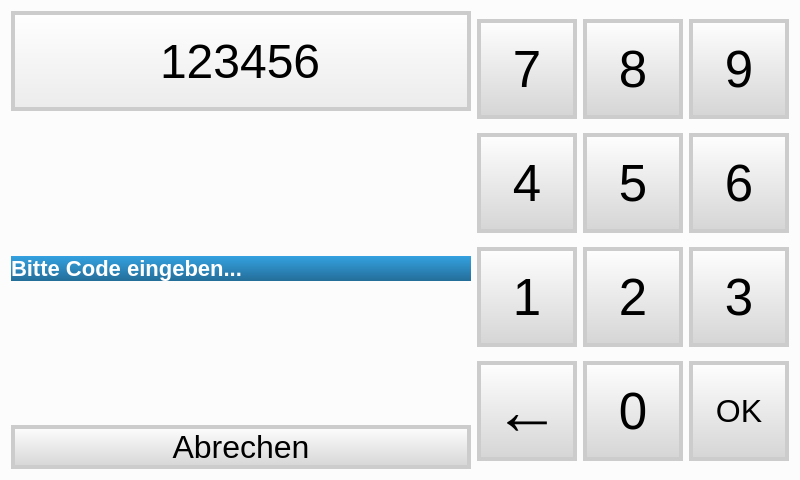
The window that code.ui (fsiwi-hka/coffeesale) describes before a commit, drawn with Qt 5.
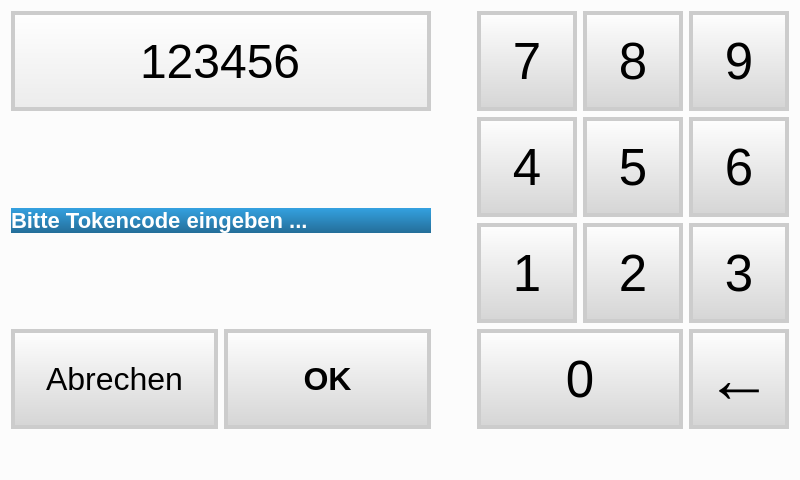
The same window after the commit. Icons and pictures are not drawn.

Commit message: 2. Verbesserungsvorschlag für Codepanel

What changed in the file:
```diff
--- a/code.ui
+++ b/code.ui
@@ -63,6 +63,11 @@
 QPushButton:hover {
 	border-color: #ED3636;
 	background-color: qlineargradient(spread:pad, x1:0, y1:1, x2:0, y2:0, stop:0 rgba(255, 255, 255, 255), stop:1 rgba(212, 212, 212, 255));
+}
+
+QPushButton:pressed {
+	border-color: #85c441;
+	background-color: qlineargradient(spread:pad, x1:0, y1:1, x2:0, y2:0, stop:0 rgba(255, 255, 255, 255), stop:1 rgba(212, 212, 212, 255));
 }</string>
   </property>
   <layout class="QGridLayout" name="gridLayout_2">
@@ -155,7 +160,7 @@
 }</string>
          </property>
          <property name="text">
-          <string>Bitte Code eingeben...</string>
+          <string>Bitte Tokencode eingeben ...</string>
          </property>
         </widget>
        </item>
@@ -173,22 +178,65 @@
         </spacer>
        </item>
        <item>
-        <widget class="QPushButton" name="pushButton">
-         <property name="font">
-          <font>
-           <pointsize>24</pointsize>
-          </font>
-         </property>
-         <property name="text">
-          <string>Abrechen</string>
-         </property>
-        </widget>
+        <layout class="QHBoxLayout" name="horizontalLayout_3">
+         <item>
+          <widget class="QPushButton" name="pushCancel">
+           <property name="minimumSize">
+            <size>
+             <width>0</width>
+             <height>100</height>
+            </size>
+           </property>
+           <property name="font">
+            <font>
+             <pointsize>24</pointsize>
+            </font>
+           </property>
+           <property name="text">
+            <string>Abrechen</string>
+           </property>
+          </widget>
+         </item>
+         <item>
+          <widget class="QPushButton" name="pushConfirm">
+           <property name="minimumSize">
+            <size>
+             <width>70</width>
+             <height>100</height>
+            </size>
+           </property>
+           <property name="font">
+            <font>
+             <pointsize>24</pointsize>
+             <weight>75</weight>
+             <bold>true</bold>
+            </font>
+           </property>
+           <property name="text">
+            <string>OK</string>
+           </property>
+          </widget>
+         </item>
+        </layout>
        </item>
       </layout>
      </item>
+     <item>
+      <spacer name="horizontalSpacer">
+       <property name="orientation">
+        <enum>Qt::Horizontal</enum>
+       </property>
+       <property name="sizeHint" stdset="0">
+        <size>
+         <width>40</width>
+         <height>20</height>
+        </size>
+       </property>
+      </spacer>
+     </item>
      <item>
       <layout class="QGridLayout" name="gridLayout">
-       <item row="1" column="1">
+       <item row="1" column="2">
         <widget class="QPushButton" name="pushNo5">
          <property name="minimumSize">
           <size>
@@ -206,7 +254,7 @@
          </property>
         </widget>
        </item>
-       <item row="0" column="1">
+       <item row="0" column="2">
         <widget class="QPushButton" name="pushNo8">
          <property name="minimumSize">
           <size>
@@ -224,7 +272,7 @@
          </property>
         </widget>
        </item>
-       <item row="0" column="2">
+       <item row="0" column="3">
         <widget class="QPushButton" name="pushNo9">
          <property name="minimumSize">
           <size>
@@ -242,7 +290,7 @@
          </property>
         </widget>
        </item>
-       <item row="1" column="2">
+       <item row="1" column="3">
         <widget class="QPushButton" name="pushNo6">
          <property name="minimumSize">
           <size>
@@ -260,7 +308,7 @@
          </property>
         </widget>
        </item>
-       <item row="0" column="0">
+       <item row="0" column="1">
         <widget class="QPushButton" name="pushNo7">
          <property name="minimumSize">
           <size>
@@ -278,7 +326,7 @@
          </property>
         </widget>
        </item>
-       <item row="1" column="0">
+       <item row="1" column="1">
         <widget class="QPushButton" name="pushNo4">
          <property name="minimumSize">
           <size>
@@ -296,7 +344,7 @@
          </property>
         </widget>
        </item>
-       <item row="2" column="1">
+       <item row="2" column="2">
         <widget class="QPushButton" name="pushNo2">
          <property name="minimumSize">
           <size>
@@ -314,7 +362,7 @@
          </property>
         </widget>
        </item>
-       <item row="2" column="0">
+       <item row="2" column="1">
         <widget class="QPushButton" name="pushNo1">
          <property name="minimumSize">
           <size>
@@ -332,7 +380,7 @@
          </property>
         </widget>
        </item>
-       <item row="2" column="2">
+       <item row="2" column="3">
         <widget class="QPushButton" name="pushNo3">
          <property name="minimumSize">
           <size>
@@ -350,7 +398,7 @@
          </property>
         </widget>
        </item>
-       <item row="3" column="1">
+       <item row="3" column="1" colspan="2">
         <widget class="QPushButton" name="pushNo0">
          <property name="minimumSize">
           <size>
@@ -368,25 +416,7 @@
          </property>
         </widget>
        </item>
-       <item row="3" column="2">
-        <widget class="QPushButton" name="pushConfirm">
-         <property name="minimumSize">
-          <size>
-           <width>70</width>
-           <height>100</height>
-          </size>
-         </property>
-         <property name="font">
-          <font>
-           <pointsize>24</pointsize>
-          </font>
-         </property>
-         <property name="text">
-          <string>OK</string>
-         </property>
-        </widget>
-       </item>
-       <item row="3" column="0">
+       <item row="3" column="3">
         <widget class="QPushButton" name="pushErase">
          <property name="minimumSize">
           <size>
@@ -412,6 +442,19 @@
      </item>
     </layout>
    </item>
+   <item row="1" column="0">
+    <spacer name="verticalSpacer_5">
+     <property name="orientation">
+      <enum>Qt::Vertical</enum>
+     </property>
+     <property name="sizeHint" stdset="0">
+      <size>
+       <width>20</width>
+       <height>40</height>
+      </size>
+     </property>
+    </spacer>
+   </item>
   </layout>
  </widget>
  <resources/>
```
